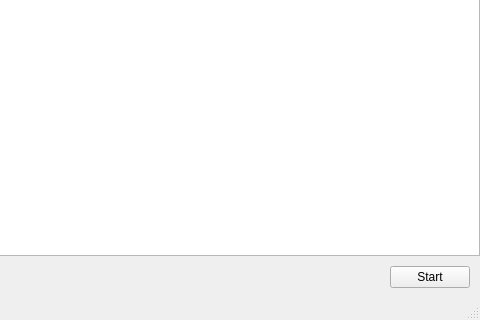
First picture: the form in app/ui/MainWindow.ui, repository gyuha/comics-upscale, before the edit; both pictures show x 200 to 680 and y 180 to 500 of the 680 by 500 pixel window.
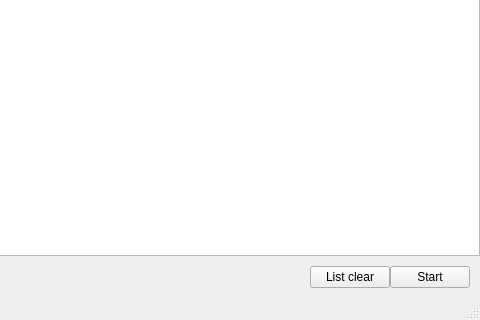
Second picture: the form after the edit. Icons and pictures are not drawn.

What changed in the file:
```diff
--- a/app/ui/MainWindow.ui
+++ b/app/ui/MainWindow.ui
@@ -572,6 +572,13 @@
           </property>
          </spacer>
         </item>
+        <item>
+         <widget class="QPushButton" name="btn_list_clear">
+          <property name="text">
+           <string>List clear</string>
+          </property>
+         </widget>
+        </item>
         <item>
          <widget class="QPushButton" name="btn_start">
           <property name="text">
```
